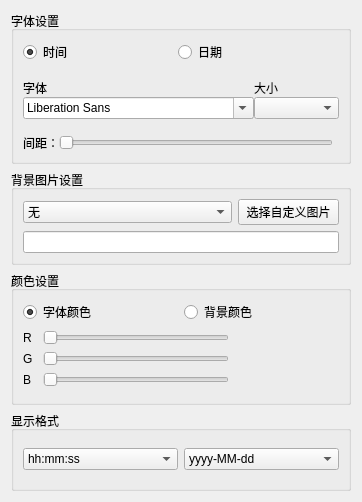
Above: src/setshowinfo.ui from mahuifa/DesktopTime before the change. Below: the same form after it.
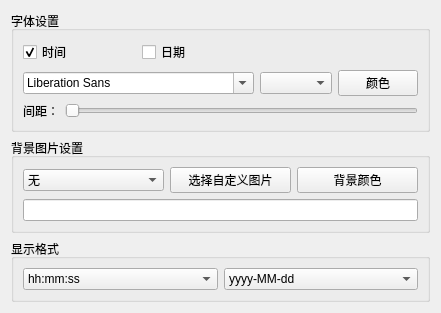
That is the form after the change.

Patch:
```diff
--- a/src/setshowinfo.ui
+++ b/src/setshowinfo.ui
@@ -7,7 +7,7 @@
     <x>0</x>
     <y>0</y>
     <width>362</width>
-    <height>502</height>
+    <height>309</height>
    </rect>
   </property>
   <property name="windowTitle">
@@ -19,14 +19,11 @@
      <property name="title">
       <string>字体设置</string>
      </property>
-     <layout class="QGridLayout" name="gridLayout_3">
-      <property name="verticalSpacing">
-       <number>15</number>
-      </property>
+     <layout class="QGridLayout" name="gridLayout">
       <item row="0" column="0">
        <layout class="QHBoxLayout" name="horizontalLayout">
         <item>
-         <widget class="QRadioButton" name="but_time">
+         <widget class="QCheckBox" name="check_time">
           <property name="text">
            <string>时间</string>
           </property>
@@ -36,7 +33,7 @@
          </widget>
         </item>
         <item>
-         <widget class="QRadioButton" name="but_date">
+         <widget class="QCheckBox" name="check_date">
           <property name="text">
            <string>日期</string>
           </property>
@@ -44,39 +41,20 @@
         </item>
        </layout>
       </item>
-      <item row="1" column="0" colspan="2">
-       <layout class="QGridLayout" name="gridLayout">
-        <item row="0" column="0">
-         <layout class="QVBoxLayout" name="verticalLayout_3">
-          <item>
-           <widget class="QLabel" name="label">
-            <property name="text">
-             <string>字体</string>
-            </property>
-           </widget>
-          </item>
-          <item>
-           <widget class="QFontComboBox" name="fontComboBox"/>
-          </item>
-         </layout>
-        </item>
-        <item row="0" column="1">
-         <layout class="QVBoxLayout" name="verticalLayout">
-          <item>
-           <widget class="QLabel" name="label_3">
-            <property name="text">
-             <string>大小</string>
-            </property>
-           </widget>
-          </item>
-          <item>
-           <widget class="QComboBox" name="comboBox_size"/>
-          </item>
-         </layout>
-        </item>
-       </layout>
+      <item row="1" column="0">
+       <widget class="QFontComboBox" name="fontComboBox"/>
       </item>
-      <item row="2" column="0">
+      <item row="1" column="1">
+       <widget class="QComboBox" name="comboBox_size"/>
+      </item>
+      <item row="1" column="2">
+       <widget class="QPushButton" name="but_fontColor">
+        <property name="text">
+         <string>颜色</string>
+        </property>
+       </widget>
+      </item>
+      <item row="2" column="0" colspan="3">
        <layout class="QHBoxLayout" name="horizontalLayout_2">
         <item>
          <widget class="QLabel" name="label_2">
@@ -102,18 +80,8 @@
      <property name="title">
       <string>背景图片设置</string>
      </property>
-     <layout class="QGridLayout" name="gridLayout_6">
-      <item row="0" column="2">
-       <widget class="QPushButton" name="but_open">
-        <property name="text">
-         <string>选择自定义图片</string>
-        </property>
-       </widget>
-      </item>
-      <item row="2" column="0" colspan="3">
-       <widget class="QLineEdit" name="lineEdit_path"/>
-      </item>
-      <item row="0" column="0" colspan="2">
+     <layout class="QGridLayout" name="gridLayout_2">
+      <item row="0" column="0">
        <widget class="QComboBox" name="comboBox">
         <item>
          <property name="text">
@@ -132,107 +100,27 @@
         </item>
        </widget>
       </item>
-     </layout>
-    </widget>
-   </item>
-   <item row="2" column="0">
-    <widget class="QGroupBox" name="groupBox_3">
-     <property name="title">
-      <string>颜色设置</string>
-     </property>
-     <layout class="QGridLayout" name="gridLayout_5">
-      <item row="0" column="0">
-       <widget class="QRadioButton" name="but_font">
-        <property name="text">
-         <string>字体颜色</string>
-        </property>
-        <property name="checked">
-         <bool>true</bool>
-        </property>
-       </widget>
-      </item>
       <item row="0" column="1">
-       <widget class="QRadioButton" name="but_bg">
+       <widget class="QPushButton" name="but_open">
+        <property name="text">
+         <string>选择自定义图片</string>
+        </property>
+       </widget>
+      </item>
+      <item row="0" column="2">
+       <widget class="QPushButton" name="but_bgColor">
         <property name="text">
          <string>背景颜色</string>
         </property>
        </widget>
       </item>
-      <item row="1" column="0" colspan="2">
-       <layout class="QGridLayout" name="gridLayout_2">
-        <property name="horizontalSpacing">
-         <number>10</number>
-        </property>
-        <item row="0" column="0">
-         <widget class="QLabel" name="label_5">
-          <property name="text">
-           <string>R</string>
-          </property>
-         </widget>
-        </item>
-        <item row="0" column="1">
-         <widget class="QSlider" name="horizontalSlider_R">
-          <property name="maximum">
-           <number>255</number>
-          </property>
-          <property name="orientation">
-           <enum>Qt::Horizontal</enum>
-          </property>
-         </widget>
-        </item>
-        <item row="0" column="2" rowspan="4">
-         <widget class="QLabel" name="label_color">
-          <property name="minimumSize">
-           <size>
-            <width>100</width>
-            <height>0</height>
-           </size>
-          </property>
-          <property name="text">
-           <string/>
-          </property>
-         </widget>
-        </item>
-        <item row="1" column="0">
-         <widget class="QLabel" name="label_6">
-          <property name="text">
-           <string>G</string>
-          </property>
-         </widget>
-        </item>
-        <item row="1" column="1">
-         <widget class="QSlider" name="horizontalSlider_G">
-          <property name="maximum">
-           <number>255</number>
-          </property>
-          <property name="orientation">
-           <enum>Qt::Horizontal</enum>
-          </property>
-         </widget>
-        </item>
-        <item row="2" column="0">
-         <widget class="QLabel" name="label_7">
-          <property name="text">
-           <string>B</string>
-          </property>
-         </widget>
-        </item>
-        <item row="2" column="1">
-         <widget class="QSlider" name="horizontalSlider_B">
-          <property name="maximum">
-           <number>255</number>
-          </property>
-          <property name="orientation">
-           <enum>Qt::Horizontal</enum>
-          </property>
-         </widget>
-        </item>
-       </layout>
+      <item row="1" column="0" colspan="3">
+       <widget class="QLineEdit" name="lineEdit_path"/>
       </item>
      </layout>
     </widget>
    </item>
-   <item row="3" column="0">
+   <item row="2" column="0">
     <widget class="QGroupBox" name="groupBox_4">
      <property name="title">
       <string>显示格式</string>
```
